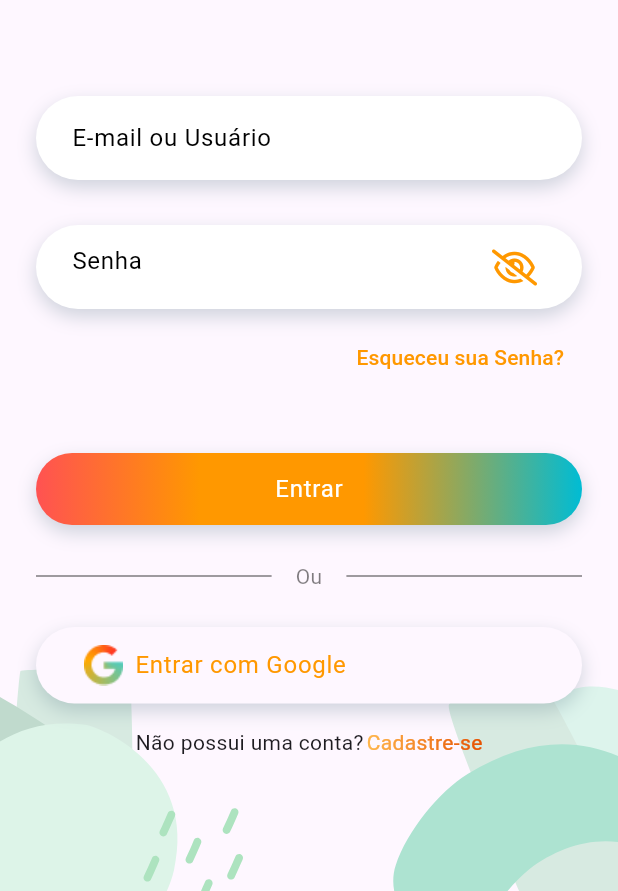
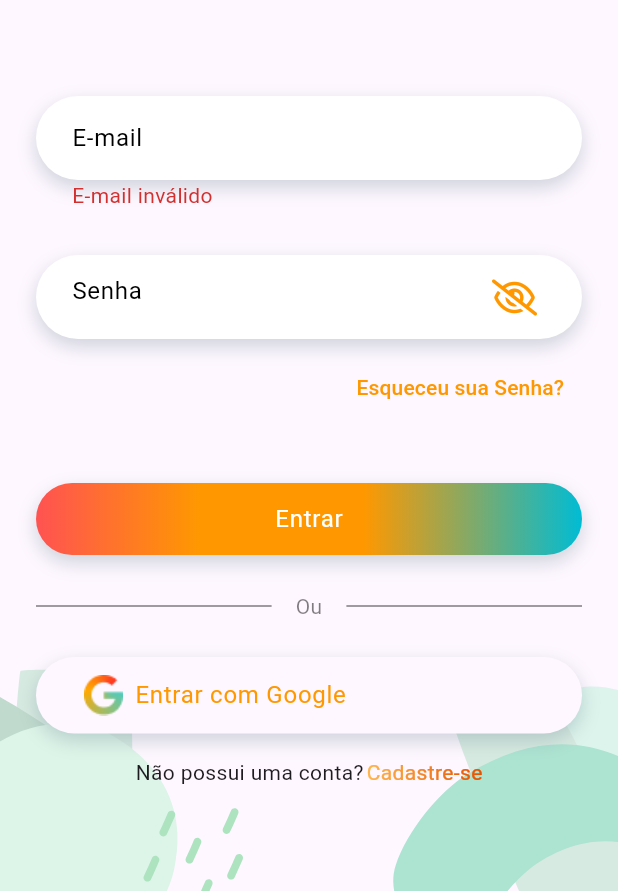
Before and after one commit to flipeip/ze_draw, a Flutter app: the screen it shows after launch, after a tap on "Entrar", on a phone screen of 412 x 824 dp, the part 345-1236 px from its top. Run offline on Flutter 3.47's test engine with Material 2 defaults, Android fonts, the light colour scheme and no system bars; drawn by our look-alikes of simple_gradient_text; our stand-ins replace flutter_svg, font_awesome_flutter, supabase_flutter; accounts and stored records are empty.

Commit message:
Mensagens de erro na tela de login

```diff
--- a/lib/telas/login/login_controlador.dart
+++ b/lib/telas/login/login_controlador.dart
@@ -1,12 +1,17 @@
 import 'dart:developer';
 
 import 'package:flutter/widgets.dart';
-import 'package:ze_draw/api/autenticacao.dart';
-import 'package:ze_draw/telas/login/login_tela.dart';
+import 'package:supabase_flutter/supabase_flutter.dart';
+
+import '../../api/autenticacao.dart';
+import '../../utilidades/validacoes/email.dart';
+import 'login_tela.dart';
 
 class LoginControlador extends StatefulWidget {
-  final TextEditingController usuario = TextEditingController();
+  final TextEditingController email = TextEditingController();
   final TextEditingController senha = TextEditingController();
+  final ValueNotifier<String?> erroEmail = ValueNotifier(null);
+  final ValueNotifier<String?> erroSenha = ValueNotifier(null);
 
   LoginControlador({super.key});
 
@@ -14,12 +19,18 @@ class LoginControlador extends StatefulWidget {
   State<LoginControlador> createState() => _LoginControladorState();
 
   void logar() async {
+    if (!ValidacaoEmail(email.text).valido()) {
+      erroEmail.value = 'E-mail inválido';
+      return;
+    }
+
     try {
-      await Autenticacao.logar(usuario.text, senha.text);
+      await Autenticacao.logar(email.text, senha.text);
       // TODO: Ir para tela de feed.
+    } on AuthException catch (_) {
+      erroSenha.value = 'Login inválido. Verifique o e-mail e a senha.';
     } catch (e) {
       log(e.toString());
-      // TODO: Checar erros e mostrar na tela.
     }
   }
 }
--- a/lib/telas/login/login_tela.dart
+++ b/lib/telas/login/login_tela.dart
@@ -1,12 +1,12 @@
 import 'package:flutter/material.dart';
+import 'package:flutter_svg/flutter_svg.dart';
 import 'package:simple_gradient_text/simple_gradient_text.dart';
-import 'package:flutter_svg/flutter_svg.dart';
-import 'package:ze_draw/telas/login/login_controlador.dart';
-import 'package:ze_draw/telas/rotas.dart';
 
 import '../../widgets/botao_default.dart';
 import '../../widgets/botao_google.dart';
 import '../../widgets/campo_texto.dart';
+import '../rotas.dart';
+import 'login_controlador.dart';
 
 class LoginTela extends StatelessWidget {
   final LoginControlador controlador;
@@ -64,14 +64,16 @@ class LoginTela extends StatelessWidget {
                     child: SvgPicture.asset('assets/images/logo.svg'),
                   ),
                   CampoTexto(
-                    label: 'E-mail ou Usuário',
-                    controlador: controlador.usuario,
+                    label: 'E-mail',
+                    controlador: controlador.email,
+                    erro: controlador.erroEmail,
                   ),
                   const SizedBox(height: 30),
                   CampoTexto(
                     label: 'Senha',
                     oculto: true,
                     controlador: controlador.senha,
+                    erro: controlador.erroSenha,
                   ),
                   const _EsqueceuSenha(),
                   const SizedBox(height: 32),
--- a/lib/widgets/campo_texto.dart
+++ b/lib/widgets/campo_texto.dart
@@ -5,11 +5,13 @@ class CampoTexto extends StatefulWidget {
   final String label;
   final bool oculto;
   final TextEditingController? controlador;
+  final ValueNotifier<String?>? erro;
 
   const CampoTexto({
     required this.label,
     this.controlador,
     this.oculto = false,
+    this.erro,
     super.key,
   });
 
@@ -19,22 +21,30 @@ class CampoTexto extends StatefulWidget {
 
 class _CampoTextoState extends State<CampoTexto> {
   bool _ocultarTexto = false;
+  String? _erro;
 
   @override
   void initState() {
     if (widget.oculto) _ocultarTexto = true;
     super.initState();
-  }
 
-  void toggleSenha() {
-    setState(() {
-      _ocultarTexto = !_ocultarTexto;
+    widget.erro?.addListener(() {
+      setState(() => _erro = widget.erro?.value);
     });
   }
 
   @override
+  void dispose() {
+    widget.erro?.dispose();
+    super.dispose();
+  }
+
+  @override
   Widget build(BuildContext context) {
-    return Container(
+    return Column(
+      crossAxisAlignment: CrossAxisAlignment.start,
+      children: [
+        Container(
           padding: const EdgeInsets.symmetric(
             horizontal: 24,
             vertical: 4,
@@ -53,11 +63,18 @@ class _CampoTextoState extends State<CampoTexto> {
           child: TextFormField(
             controller: widget.controlador,
             obscureText: _ocultarTexto,
+            onChanged: _campoAlterado,
             decoration: InputDecoration(
               border: InputBorder.none,
               hintText: widget.label,
-          hintStyle: Theme.of(context).inputDecorationTheme.hintStyle?.copyWith(
-              color: Theme.of(context).colorScheme.onSurface.withOpacity(0.5)),
+              hintStyle: Theme.of(context)
+                  .inputDecorationTheme
+                  .hintStyle
+                  ?.copyWith(
+                      color: Theme.of(context)
+                          .colorScheme
+                          .onSurface
+                          .withOpacity(0.5)),
               suffixIcon: widget.oculto
                   ? IconButton(
                       icon: Icon(_ocultarTexto
@@ -69,6 +86,29 @@ class _CampoTextoState extends State<CampoTexto> {
                   : null,
             ),
           ),
+        ),
+        if (_erro != null)
+          Padding(
+            padding: const EdgeInsets.only(left: 24),
+            child: Text(
+              _erro!,
+              style: Theme.of(context)
+                  .textTheme
+                  .bodyMedium
+                  ?.copyWith(color: Colors.red.shade700),
+            ),
+          ),
+      ],
     );
   }
+
+  void _campoAlterado(String value) {
+    widget.erro?.value = null;
   }
+
+  void toggleSenha() {
+    setState(() {
+      _ocultarTexto = !_ocultarTexto;
+    });
+  }
+}
```
Lines whose indentation alone changed are shown as unchanged.
